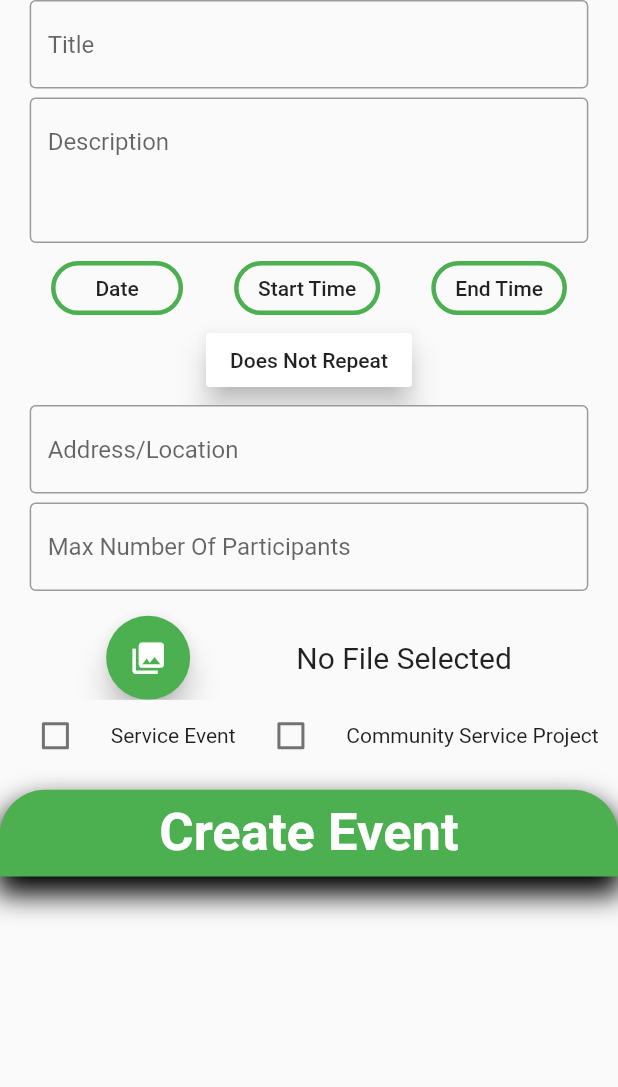
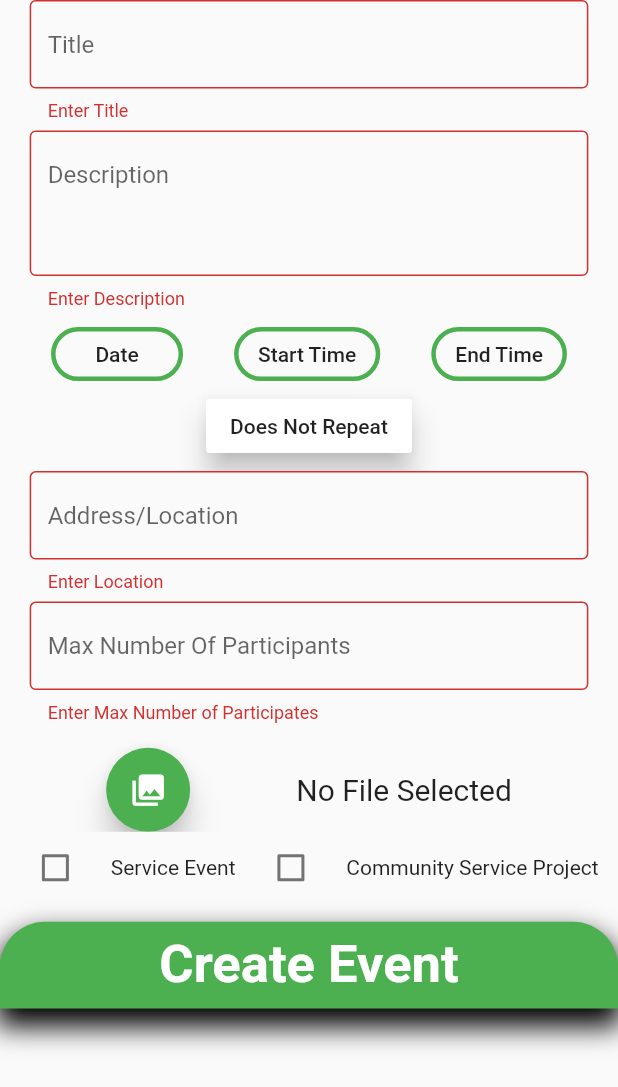
Before and after one commit to Dbono-dev/SicklesNHS, a Flutter app: the MiddleNewEventPage screen opened directly, after a tap on "Create Event", on a phone screen of 412 x 824 dp. Shown: the top 1087 px of the screen. Run offline on Flutter 3.47's test engine with Material 2 defaults, Android fonts, the phone set to English and light mode, and no system bars; our stand-ins replace cloud_firestore, date_format, file_picker, firebase_auth, firebase_database, firebase_storage and 5 more; missing offline and left inert: barcode_scan, flutter_full_pdf_viewer, flutter_rounded_date_picker, mailer; accounts and stored records are empty; statements that could not run were skipped.

Commit message:
Another commit

```diff
--- a/lib/adminSide/add_new_event.dart
+++ b/lib/adminSide/add_new_event.dart
@@ -86,7 +86,7 @@ class _MiddleNewEventPageState extends State<MiddleNewEventPage> {
   var listOfDates = new List<DateTime> ();
   DateTime startDate = new DateTime.now();
 
-  Future getImage(String eventTitle) async {
+  Future<String> getImage(String eventTitle) async {
     var tempImage = await ImagePicker().getImage(source: ImageSource.gallery);
     File theFile = File(tempImage.path);
 
@@ -96,6 +96,8 @@ class _MiddleNewEventPageState extends State<MiddleNewEventPage> {
 
     firebaseStorageRef = FirebaseStorage.instance.ref().child(eventTitle + '.jpg');
     final StorageUploadTask task = firebaseStorageRef.putFile(theFile);
+    var testing = await (await task.onComplete).ref.getDownloadURL();
+    return testing;
   }
 
   DateTime newDateTime () {
@@ -234,6 +236,7 @@ class _MiddleNewEventPageState extends State<MiddleNewEventPage> {
                         hintText: 'Title',
                       ),
                         onChanged: (val) => _title = (val),
+                        validator: (val) => val.isEmpty ? 'Enter Title' : null,
                         initialValue: _title,
                       ),
                     )
@@ -249,6 +252,7 @@ class _MiddleNewEventPageState extends State<MiddleNewEventPage> {
                         ),
                         minLines: 3,
                         maxLines: 6,
+                        validator: (val) => val.isEmpty ? 'Enter Description' : null,
                         onChanged: (val) => _description = (val),
                         initialValue: _description,
                       ),
@@ -475,6 +479,7 @@ class _MiddleNewEventPageState extends State<MiddleNewEventPage> {
                           border: OutlineInputBorder()
                       ),
                         onChanged: (val) => _address = val,
+                        validator: (val) => val.isEmpty ? 'Enter Location' : null,
                         initialValue: _address,
                       ),
                     )
@@ -485,6 +490,7 @@ class _MiddleNewEventPageState extends State<MiddleNewEventPage> {
                       padding: EdgeInsets.fromLTRB(SizeConfig.blockSizeHorizontal * 4.8, 0, SizeConfig.blockSizeHorizontal * 4.8, 0),
                       child: TextFormField(
                         onChanged: (val) => _max = val,
+                        validator: (val) => val.isEmpty ? 'Enter Max Number of Participates' : null,
                         initialValue: _max,
                         keyboardType: TextInputType.number,
                         decoration: InputDecoration(
@@ -502,7 +508,7 @@ class _MiddleNewEventPageState extends State<MiddleNewEventPage> {
                         backgroundColor: Colors.green,
                         elevation: 8,
                         onPressed: () {
-                          getImage(_title);
+                          _photoUrl = getImage(_title);
                         },
                         child: Icon(
                           Icons.photo_library,
@@ -574,15 +580,20 @@ class _MiddleNewEventPageState extends State<MiddleNewEventPage> {
                             color: Colors.white
                           )),
                           onPressed: () async {
-                            print("clicked");
                             final form = _thirdformKey.currentState;
                             form.save();
 
+                            if(form.validate()) {
+                              bool keepGoing = true;
                               if(communityServiceEventValue == true) {
                                 _type = "Community Service Project";
                               }
                               if(serviceEventValue == true) {
                                 _type = "Service Event";
+                              }
+                              if(communityServiceEventValue == false && serviceEventValue == false) {
+                                keepGoing = false;
+                                await showDialogBox(context, "Please enter a type of event.");
                               }
                               if(doesNotRepeat != "Does Not Repeat" && theDate != null) {
                                 if(typeOfDate == "days") {
@@ -659,17 +670,24 @@ class _MiddleNewEventPageState extends State<MiddleNewEventPage> {
                                 }
                               }
                               else {
+                                if(_newDateTime == null) {
+                                  keepGoing = false;
+                                  await showDialogBox(context, "Please add a date.");
+                                }
+                                else {
                                   _date = _newDateTime.toString().substring(5, 7) + "/" + _newDateTime.toString().substring(8, 10) + "/" + _newDateTime.toString().substring(0, 4);
                                 }
-
-                            if(form.validate()) {
+                              }
+                              if(theStartTime == "Start Time") {
+                                keepGoing = false;
+                                await showDialogBox(context, "Please Enter a Start Time");
+                              }
+                              if(theEndTime == "End Time") {
+                                keepGoing = false;
+                                await showDialogBox(context, "Please Enter a End Time");
+                              }
+                              if(keepGoing == true) {
                                 try {
-                                try {
-                                  _photoUrl = await firebaseStorageRef.getDownloadURL();
-                                }
-                                catch (e) {
-
-                                }
                                   dynamic result = sendEventToDatabase(_title, _description, _startTime, _endTime, _date, _photoUrl, _max, _address, _type, _startTimeMinutes, _endTimeMinutes);
                                   if(result == null) {
                                     print("Fill in all the forms.");
@@ -682,8 +700,10 @@ class _MiddleNewEventPageState extends State<MiddleNewEventPage> {
                                       _address = "";
                                       _max = "";
                                       startingDate = "";
-                                    theEndTime = "";
-                                    theStartTime = "";
+                                      theEndTime = "End Time";
+                                      theStartTime = "Start Time";
+                                      _startTime = null;
+                                      _endTime = null;
                                       communityServiceEventValue = false;
                                       serviceEventValue = false;
                                     });
@@ -701,10 +721,8 @@ class _MiddleNewEventPageState extends State<MiddleNewEventPage> {
                                   return CircularProgressIndicator();
                                 }
                               }
-                            else {
-                              print("failed");
-                              return Container();
-                            }}
+                            }
+                          }
                         );
                       },
                     ),
@@ -722,4 +740,36 @@ class _MiddleNewEventPageState extends State<MiddleNewEventPage> {
   Future sendEventToDatabase(String title, String description, int startTime, int endTime, String date, var photoUrl, String maxParticipates, String address, String type, int startTimeMinutes, int endTimeMinutes) async {
     await DatabaseEvent().updateEvents(title, description, startTime, endTime, date, photoUrl, maxParticipates, address, type, startTimeMinutes, endTimeMinutes);
   }
+
+  Future showDialogBox(BuildContext context, String errorMessage) {
+    return showDialog(
+      context: context,
+      builder: (BuildContext context) {
+        if(Platform.isIOS) {
+          return CupertinoAlertDialog(
+            title: Text("Error"),
+            content: Text(errorMessage),
+            actions: <Widget>[
+              CupertinoButton(
+                onPressed: () => Navigator.of(context).pop(),
+                child: Text("BACK")
+              )
+            ],
+          );
         }
+        else {
+          return AlertDialog(
+            title: Text("Error"),
+            content: Text(errorMessage),
+            actions: <Widget>[
+              FlatButton(
+                onPressed: () => Navigator.of(context).pop(),
+                child: Text("BACK")
+              )
+            ],
+          );
+        }
+      }
+    );
+  }
+}
--- a/lib/memberSide/messages_page.dart
+++ b/lib/memberSide/messages_page.dart
@@ -276,7 +276,7 @@ class _MessagesMiddlePageState extends State<MessagesMiddlePage> {
                           ),
                         ) : Container(),
                         Container(
-                          height: SizeConfig.blockSizeVertical * 55,
+                          height: SizeConfig.blockSizeVertical * 57,
                           child: ListView.builder(
                             padding: EdgeInsets.all(0),
                             itemCount: snapshot.data.length,
```
Also changed, not shown: lib/adminSide/view_students.dart (+4 -16 lines). Lines whose indentation alone changed are shown as unchanged.
